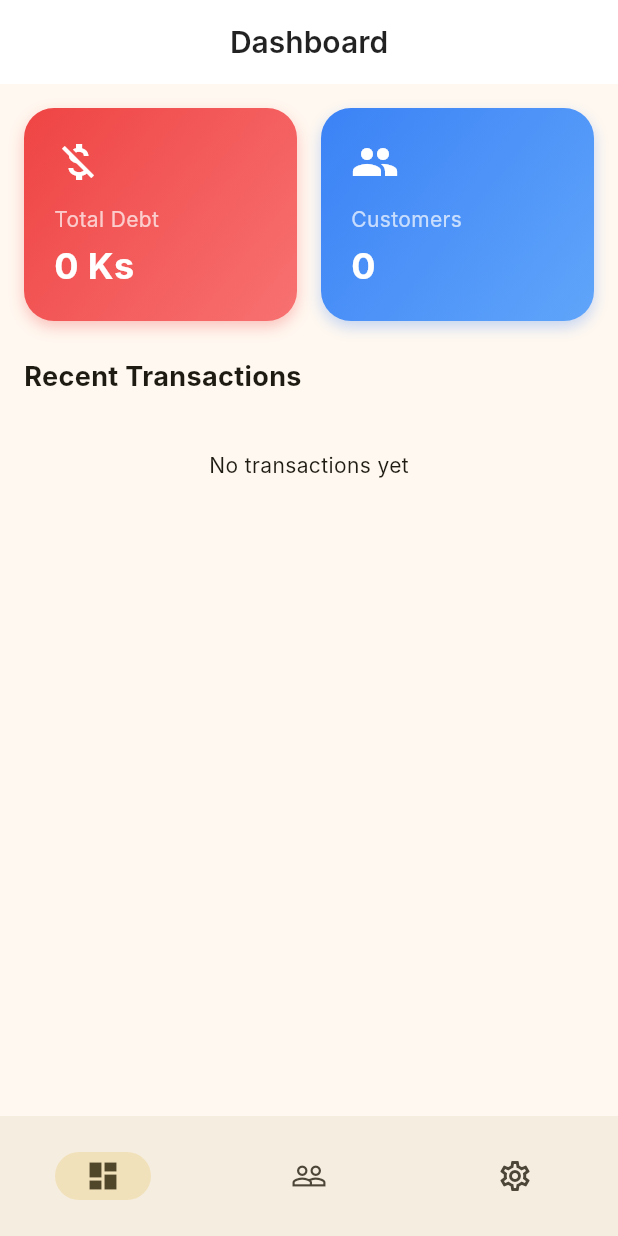
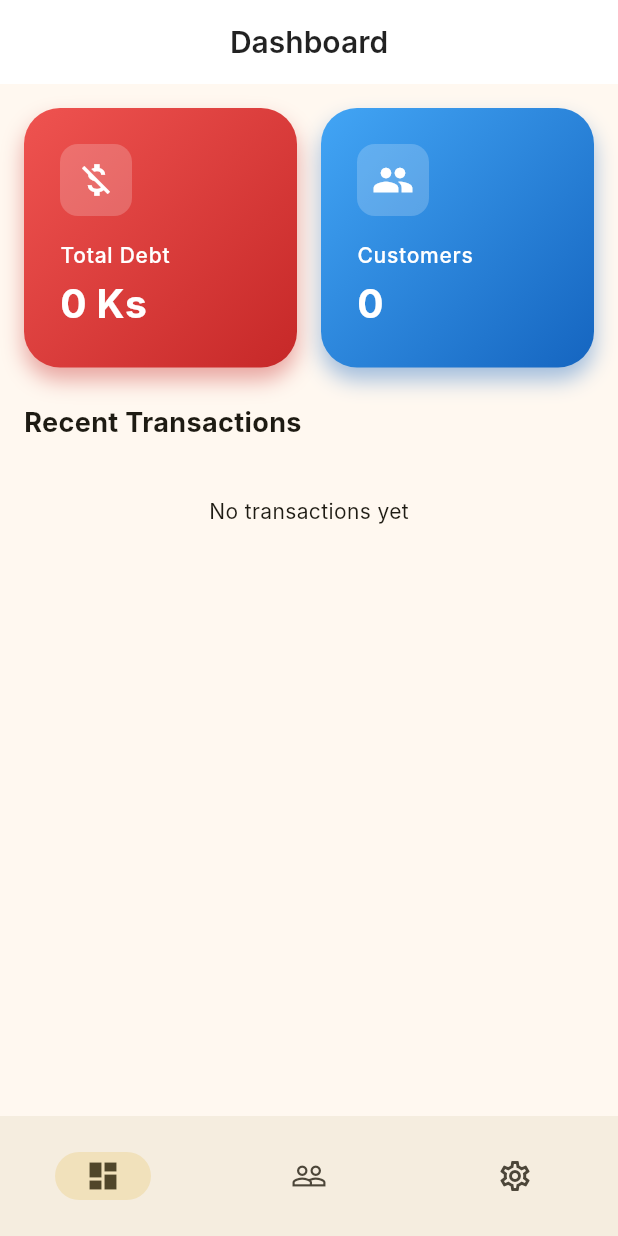
Before and after one commit to RyanWez/debt-tracker-flutter, a Flutter app: the screen it shows after launch, on a phone screen of 412 x 824 dp. Run offline on Flutter 3.47's test engine with Material 3 defaults, Android fonts, the phone set to English and light mode, and no system bars; our stand-ins replace fluttertoast, package_info_plus, shared_preferences; missing offline and left inert: pattern_formatter; Roboto replaces fonts that are missing (Inter).

Commit message:
Add UI Polish

```diff
--- a/lib/screens/dashboard_screen.dart
+++ b/lib/screens/dashboard_screen.dart
@@ -37,7 +37,10 @@ class DashboardScreen extends StatelessWidget {
                         value:
                             '${NumberFormat("#,##0", "en_US").format(totalDebt.abs())} ${l10n.currencySymbol}',
                         gradient: const LinearGradient(
-                          colors: [Color(0xFFEF4444), Color(0xFFF87171)],
+                          colors: [
+                            Color(0xFFEF5350), // Light Red
+                            Color(0xFFC62828), // Dark Red
+                          ],
                           begin: Alignment.topLeft,
                           end: Alignment.bottomRight,
                         ),
@@ -50,7 +53,10 @@ class DashboardScreen extends StatelessWidget {
                         title: l10n.customers,
                         value: '$totalCustomers',
                         gradient: const LinearGradient(
-                          colors: [Color(0xFF3B82F6), Color(0xFF60A5FA)],
+                          colors: [
+                            Color(0xFF42A5F5), // Light Blue
+                            Color(0xFF1565C0), // Dark Blue
+                          ],
                           begin: Alignment.topLeft,
                           end: Alignment.bottomRight,
                         ),
@@ -103,8 +109,17 @@ class DashboardScreen extends StatelessWidget {
                           );
                         },
                         child: Card(
+                          elevation: 2,
+                          shadowColor: Colors.black.withValues(alpha: 0.1),
+                          shape: RoundedRectangleBorder(
+                            borderRadius: BorderRadius.circular(16),
+                          ),
                           margin: const EdgeInsets.only(bottom: 12),
                           child: ListTile(
+                            contentPadding: const EdgeInsets.symmetric(
+                              horizontal: 16,
+                              vertical: 8,
+                            ),
                             leading: CircleAvatar(
                               backgroundColor: transaction.type == 'debt'
                                   ? Colors.red.shade50
@@ -121,14 +136,19 @@ class DashboardScreen extends StatelessWidget {
                             title: Text(
                               customer.name,
                               style: const TextStyle(
-                                fontWeight: FontWeight.w500,
+                                fontWeight: FontWeight.w600,
+                                fontSize: 16,
                               ),
                             ),
-                            subtitle: Text(
-                              DateFormat(
-                                'MMM d, h:mm a',
-                                'en',
-                              ).format(transaction.date),
+                            subtitle: Padding(
+                              padding: const EdgeInsets.only(top: 4),
+                              child: Text(
+                                DateFormat(
+                                  'MMM d, h:mm a',
+                                  'en',
+                                ).format(transaction.date),
+                                style: TextStyle(color: Colors.grey.shade600),
+                              ),
                             ),
                             trailing: Text(
                               '${transaction.type == 'debt' ? '-' : '+'}${NumberFormat("#,##0", "en_US").format(transaction.amount)}',
@@ -172,32 +192,45 @@ class _SummaryCard extends StatelessWidget {
     return Container(
       decoration: BoxDecoration(
         gradient: gradient,
-        borderRadius: BorderRadius.circular(20),
+        borderRadius: BorderRadius.circular(24),
         boxShadow: [
           BoxShadow(
-            color: gradient.colors.first.withValues(alpha: 0.3),
-            blurRadius: 8,
-            offset: const Offset(0, 4),
+            color: gradient.colors.last.withValues(alpha: 0.4),
+            blurRadius: 12,
+            offset: const Offset(0, 8),
+            spreadRadius: 0,
           ),
         ],
       ),
       child: Padding(
-        padding: const EdgeInsets.all(20.0),
+        padding: const EdgeInsets.all(24.0),
         child: Column(
           crossAxisAlignment: CrossAxisAlignment.start,
           children: [
-            Icon(icon, color: Colors.white, size: 32),
-            const SizedBox(height: 12),
+            Container(
+              padding: const EdgeInsets.all(10),
+              decoration: BoxDecoration(
+                color: Colors.white.withValues(alpha: 0.2),
+                borderRadius: BorderRadius.circular(12),
+              ),
+              child: Icon(icon, color: Colors.white, size: 28),
+            ),
+            const SizedBox(height: 16),
             Text(
               title,
-              style: const TextStyle(color: Colors.white70, fontSize: 14),
+              style: const TextStyle(
+                color: Colors.white,
+                fontSize: 14,
+                fontWeight: FontWeight.w500,
+                letterSpacing: 0.5,
+              ),
             ),
             const SizedBox(height: 4),
             Text(
               value,
               style: const TextStyle(
                 color: Colors.white,
-                fontSize: 24,
+                fontSize: 26,
                 fontWeight: FontWeight.bold,
               ),
             ),
```
